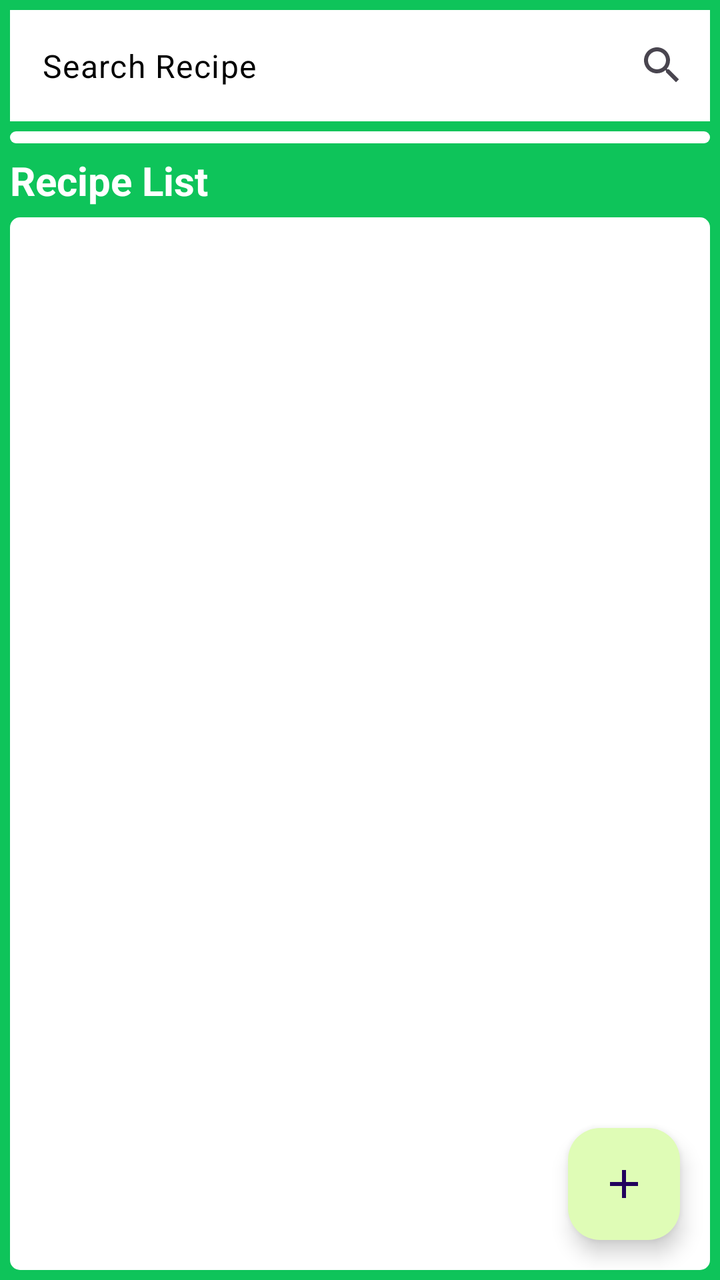
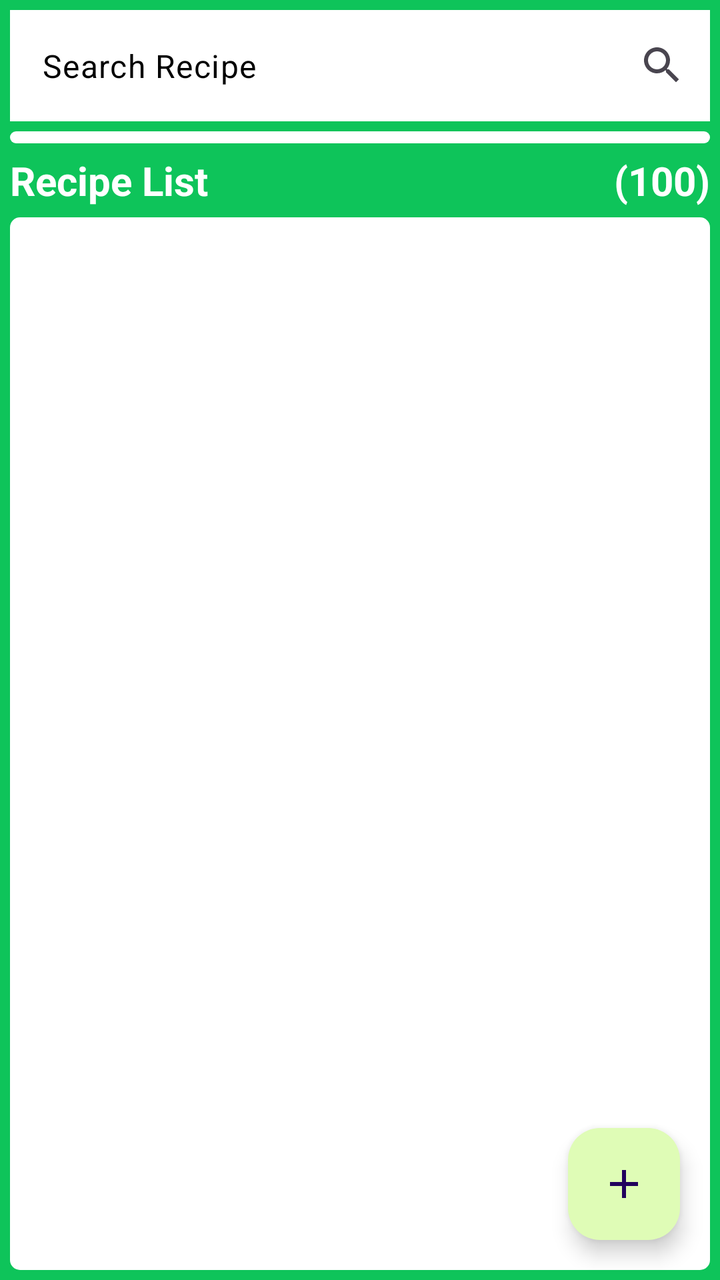

The first picture is an Android layout as it rendered before a commit; the second is the same layout after the commit. The layout source and the unified diff follow.
<!-- AndroidManifest.xml: application theme AppTheme -->
<!-- res/layout/fragment_recipes_list.xml -->
<?xml version="1.0" encoding="utf-8"?>
<RelativeLayout xmlns:android="http://schemas.android.com/apk/res/android"
    xmlns:app="http://schemas.android.com/apk/res-auto"
    xmlns:tools="http://schemas.android.com/tools"
    android:layout_width="match_parent"
    android:layout_height="match_parent"
    tools:context=".RecipesListFragment">

    <LinearLayout
        android:layout_width="match_parent"
        android:layout_height="match_parent"
        android:orientation="vertical"
        android:background="@color/colorBackground"
        android:paddingLeft="5dp"
        android:paddingRight="5dp"
        android:paddingTop="5dp"
        android:paddingBottom="5dp">

        <com.google.android.material.textfield.TextInputLayout
            android:id="@+id/fr_recipe_list_il_search_recipe_name"
            android:layout_width="match_parent"
            android:layout_height="wrap_content"
            android:background="@color/colorBackground"
            app:endIconMode="custom"
            app:hintEnabled="false"
            app:endIconDrawable="@drawable/ic_search">

            <com.google.android.material.textfield.TextInputEditText
                android:id="@+id/fr_recipe_list_et_search_recipe_name"
                android:layout_width="match_parent"
                android:layout_height="wrap_content"
                android:hint="@string/search_recipe_hint_text"
                android:textColorHint="@color/black"
                android:background="@color/colorOnBackground"
                android:textSize="16sp" />
        </com.google.android.material.textfield.TextInputLayout>

        <androidx.recyclerview.widget.RecyclerView
            android:id="@+id/fr_recipe_list_rv_search_recipe_tag"
            android:layout_width="match_parent"
            android:layout_height="wrap_content"
            android:layout_marginTop="5dp"
            android:background="@drawable/background_white_rounded"
            android:padding="3dp"
            tools:itemCount="5"
            tools:layoutManager="androidx.recyclerview.widget.LinearLayoutManager"
            tools:listitem="@layout/item_tag"
            tools:orientation="horizontal" />

        <TextView
            android:id="@+id/fr_recipe_list_tv_recipe_list_title"
            android:layout_width="match_parent"
            android:layout_height="wrap_content"
            android:text="@string/recipes_list_title_text"
            android:textStyle="bold"
            android:textColor="@color/colorOnBackground"
            android:textSize="20sp"
            android:paddingBottom="5dp"
            android:paddingTop="5dp"/>

        <androidx.recyclerview.widget.RecyclerView
            android:id="@+id/fr_recipe_list_rv_recipe_list"
            android:layout_width="match_parent"
            android:layout_height="match_parent"
            android:scrollbars="vertical"
            android:background="@drawable/background_white_rounded"
            tools:itemCount="5"
            tools:listitem="@layout/item_recipe"/>

    </LinearLayout>

    <com.google.android.material.floatingactionbutton.FloatingActionButton
        android:id="@+id/fr_recipe_list_fab_recipe_list"
        android:layout_width="match_parent"
        android:layout_height="wrap_content"
        android:layout_alignParentEnd="true"
        android:layout_alignParentBottom="true"
        android:layout_marginEnd="20dp"
        android:layout_marginBottom="20dp"
        android:clickable="true"
        android:backgroundTint="@color/lightGreen"
        android:src="@drawable/ic_add" />

</RelativeLayout>
<!-- res/layout/item_tag.xml (included above) -->
<?xml version="1.0" encoding="utf-8"?>

<FrameLayout xmlns:android="http://schemas.android.com/apk/res/android"
    xmlns:app="http://schemas.android.com/apk/res-auto"
    xmlns:tools="http://schemas.android.com/tools"
    android:layout_width="wrap_content"
    android:layout_height="wrap_content"
    android:layout_margin="2dp"
    android:background="@drawable/background_light_green_rounded">


    <TextView
        android:id="@+id/it_tag_tv_tag_name"
        android:layout_width="wrap_content"
        android:layout_height="wrap_content"
        android:padding="4dp"
        android:text="TEST_TAG" />

</FrameLayout>
<!-- res/layout/item_recipe.xml (included above) -->
<?xml version="1.0" encoding="utf-8"?>

<RelativeLayout xmlns:android="http://schemas.android.com/apk/res/android"
    xmlns:app="http://schemas.android.com/apk/res-auto"
    xmlns:tools="http://schemas.android.com/tools"
    android:layout_width="match_parent"
    android:layout_height="wrap_content"
    android:background="@drawable/background_light_green_rounded"
    android:layout_margin="5dp"
    android:padding="5dp">

    <LinearLayout
        android:id="@+id/it_recipe_layout_recipe_name_delete_button"
        android:layout_width="match_parent"
        android:layout_height="wrap_content"
        android:orientation="horizontal"
        android:layout_alignParentTop="true"
        android:layout_alignParentLeft="true"
        android:layout_alignParentRight="true"
        android:background="@drawable/background_green_rounded">

        <TextView
            android:id="@+id/it_recipe_tv_recipe_name"
            android:layout_width="0dp"
            android:layout_height="wrap_content"
            android:layout_marginLeft="5dp"
            android:layout_marginTop="5dp"
            android:layout_marginBottom="5dp"
            android:layout_marginRight="5dp"
            android:layout_weight="1"
            android:layout_gravity="center"
            android:text="@string/empty_recipe_name"
            android:textSize="16sp"
            android:textStyle="bold"
            android:textColor="@color/white"/>

        <ImageButton
            android:id="@+id/it_recipe_btn_delete_recipe"
            android:layout_width="wrap_content"
            android:layout_height="match_parent"
            android:layout_marginRight="5dp"
            app:srcCompat="@drawable/ic_trash"
            app:tint="@color/white"
            android:background="@android:color/transparent"
            android:scaleX="0.8"
            android:scaleY="0.8" />
    </LinearLayout>

    <RelativeLayout
        android:id="@+id/it_recipe_layout_recipe_image_calories"
        android:layout_width="match_parent"
        android:layout_height="wrap_content"
        android:layout_below="@id/it_recipe_layout_recipe_name_delete_button"
        android:layout_alignParentLeft="true"
        android:layout_alignParentRight="true"
        android:layout_marginLeft="5dp"
        android:layout_marginTop="5dp"
        android:layout_marginBottom="5dp"
        android:layout_marginRight="5dp"
        android:background="@color/colorItemInForeground">

        <ImageView
            android:id="@+id/it_recipe_iv_meal_image"
            android:layout_width="50dp"
            android:layout_height="50dp"
            android:layout_alignParentLeft="true"
            android:layout_alignParentTop="true"
            app:srcCompat="@drawable/sztucce" />

        <TextView
            android:id="@+id/it_recipe_tv_protein_carbs_fat_amount"
            android:layout_width="wrap_content"
            android:layout_height="wrap_content"
            android:layout_toRightOf="@id/it_recipe_iv_meal_image"
            android:layout_toLeftOf="@id/it_recipe_tv_calories_amount"
            android:layout_alignBottom="@id/it_recipe_iv_meal_image"
            android:layout_alignTop="@id/it_recipe_iv_meal_image"
            android:layout_marginLeft="10dp"
            android:layout_marginRight="10dp"
            android:gravity="center"
            android:textSize="12sp"
            android:text="@string/protein_carbs_fat_amount_default_text" />

        <TextView
            android:id="@+id/it_recipe_tv_calories_amount"
            android:layout_width="100dp"
            android:layout_height="wrap_content"
            android:layout_alignParentTop="true"
            android:layout_alignParentRight="true"
            android:layout_alignBottom="@id/it_recipe_iv_meal_image"
            android:gravity="center"
            android:textSize="16sp"
            android:text="@string/calories_default_text"
            android:textStyle="bold"
            android:textColor="@color/black"
            android:background="@color/lightGreen"/>
    </RelativeLayout>

</RelativeLayout>
<!-- resources referenced by this layout -->
<resources>
  <color name="black">#FF000000</color>
  <color name="colorBackground">#0ec45a</color>
  <color name="colorItemInForeground">#f9fff0</color>
  <color name="colorOnBackground">#FFFFFFFF</color>"
  <color name="lightGreen">#dffcb6</color>
  <color name="white">#FFFFFFFF</color>
  <!-- drawable background_green_rounded (drawable) -->
  <?xml version="1.0" encoding="utf-8"?>
  
  <shape xmlns:android="http://schemas.android.com/apk/res/android">
      <solid android:color="@android:color/holo_green_light"/>
      <corners android:radius="5dp"/>
  </shape>
  <!-- drawable background_light_green_rounded (drawable) -->
  <?xml version="1.0" encoding="utf-8"?>
  
  <shape xmlns:android="http://schemas.android.com/apk/res/android">
      <solid android:color="@color/lightGreen"/>
      <corners android:radius="5dp"/>
  </shape>
  <!-- drawable background_white_rounded (drawable) -->
  <?xml version="1.0" encoding="utf-8"?>
  
  <shape xmlns:android="http://schemas.android.com/apk/res/android">
      <solid android:color="@android:color/white"/>
      <corners android:radius="5dp"/>
  </shape>
  <!-- drawable ic_add (drawable) -->
  <vector xmlns:android="http://schemas.android.com/apk/res/android" android:height="24dp" android:tint="#000000" android:viewportHeight="24" android:viewportWidth="24" android:width="24dp">
        
      <path android:fillColor="@android:color/white" android:pathData="M19,13h-6v6h-2v-6H5v-2h6V5h2v6h6v2z"/>
      
  </vector>
  <!-- drawable ic_search (drawable) -->
  <vector xmlns:android="http://schemas.android.com/apk/res/android" android:height="24dp" android:tint="#000000" android:viewportHeight="24" android:viewportWidth="24" android:width="24dp">
        
      <path android:fillColor="@android:color/white" android:pathData="M15.5,14h-0.79l-0.28,-0.27C15.41,12.59 16,11.11 16,9.5 16,5.91 13.09,3 9.5,3S3,5.91 3,9.5 5.91,16 9.5,16c1.61,0 3.09,-0.59 4.23,-1.57l0.27,0.28v0.79l5,4.99L20.49,19l-4.99,-5zM9.5,14C7.01,14 5,11.99 5,9.5S7.01,5 9.5,5 14,7.01 14,9.5 11.99,14 9.5,14z"/>
      
  </vector>
  <!-- drawable ic_trash (drawable) -->
  <vector xmlns:android="http://schemas.android.com/apk/res/android" android:height="24dp" android:tint="#000000" android:viewportHeight="24" android:viewportWidth="24" android:width="24dp">
        
      <path android:fillColor="@android:color/white" android:pathData="M6,19c0,1.1 0.9,2 2,2h8c1.1,0 2,-0.9 2,-2V7H6v12zM19,4h-3.5l-1,-1h-5l-1,1H5v2h14V4z"/>
      
  </vector>
  <!-- drawable sztucce: png bitmap (drawable, 88024 bytes) -->
  <string name="calories_default_text">0 kcal</string>
  <string name="empty_recipe_name">Recipe Name</string>
  <string name="protein_carbs_fat_amount_default_text">P: 0g, C: 0g, F: 0g</string>
  <string name="recipes_list_title_text">Recipe List</string>
  <string name="search_recipe_hint_text">Search Recipe</string>
  <style name="AppTheme" parent="Theme.Material3.Light.NoActionBar">
          
          <item name="colorPrimary">@color/colorPrimary</item>
          
          <item name="colorOnPrimary">@color/white</item>
          
          <item name="colorSecondary">@color/colorSecondary</item>
          
          <item name="colorOnSecondary">@color/black</item>
  
          
  
           
          <item name="android:windowBackground">#0ec45a</item>
          
          <item name="android:statusBarColor">#0ec45a</item>
          
          <item name="android:windowLightStatusBar">false</item>
  
      </style>
  <color name="colorPrimary">#0ec45a</color>
  <color name="colorSecondary">#87fab7</color>
</resources>

<!-- the commit's change to res/layout/fragment_recipes_list.xml (unified diff, before → after) -->
@@ -47,16 +47,35 @@
             tools:listitem="@layout/item_tag"
             tools:orientation="horizontal" />
 
-        <TextView
-            android:id="@+id/fr_recipe_list_tv_recipe_list_title"
-            android:layout_width="match_parent"
-            android:layout_height="wrap_content"
-            android:text="@string/recipes_list_title_text"
-            android:textStyle="bold"
-            android:textColor="@color/colorOnBackground"
-            android:textSize="20sp"
-            android:paddingBottom="5dp"
-            android:paddingTop="5dp"/>
+        <LinearLayout
+            android:layout_width="match_parent"
+            android:layout_height="wrap_content"
+            android:orientation="horizontal">
+
+            <TextView
+                android:id="@+id/fr_recipe_list_tv_recipe_list_title"
+                android:layout_width="0dp"
+                android:layout_height="wrap_content"
+                android:paddingTop="5dp"
+                android:paddingBottom="5dp"
+                android:text="@string/recipes_list_title_text"
+                android:textColor="@color/colorOnBackground"
+                android:textSize="20sp"
+                android:textStyle="bold"
+                android:layout_weight="1"/>
+
+            <TextView
+                android:id="@+id/fr_recipe_list_tv_recipe_list_count"
+                android:layout_width="wrap_content"
+                android:layout_height="wrap_content"
+                android:paddingTop="5dp"
+                android:paddingBottom="5dp"
+                android:text="(100)"
+                android:textColor="@color/colorOnBackground"
+                android:textSize="20sp"
+                android:textStyle="bold"/>
+
+        </LinearLayout>
 
         <androidx.recyclerview.widget.RecyclerView
             android:id="@+id/fr_recipe_list_rv_recipe_list"
